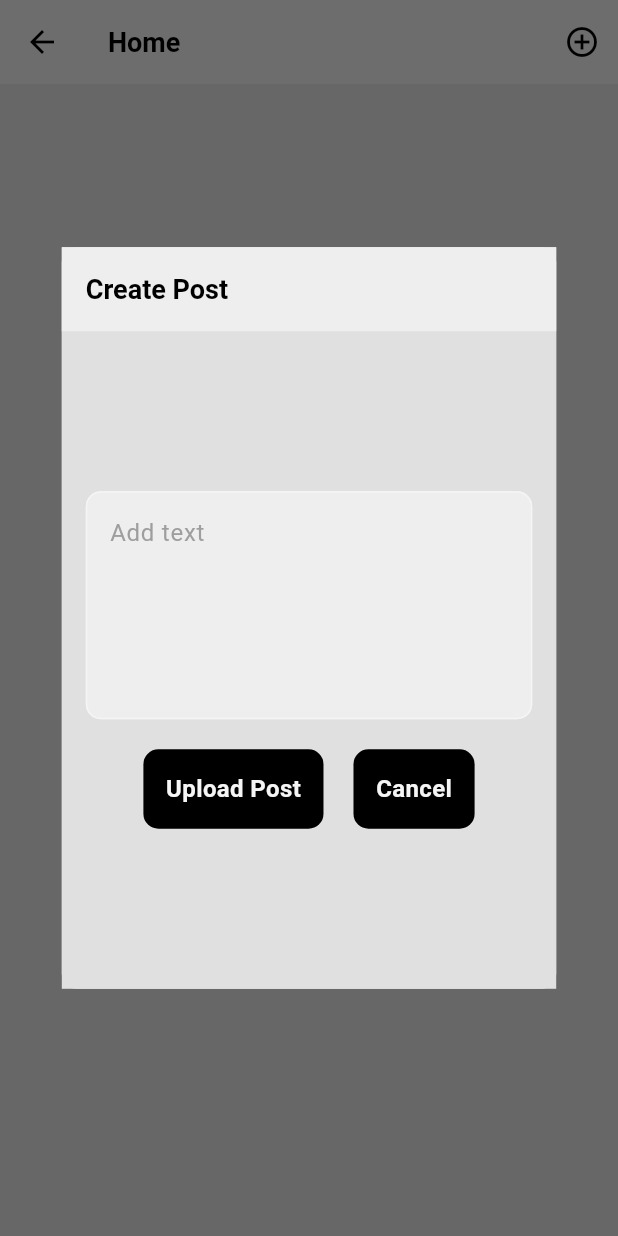
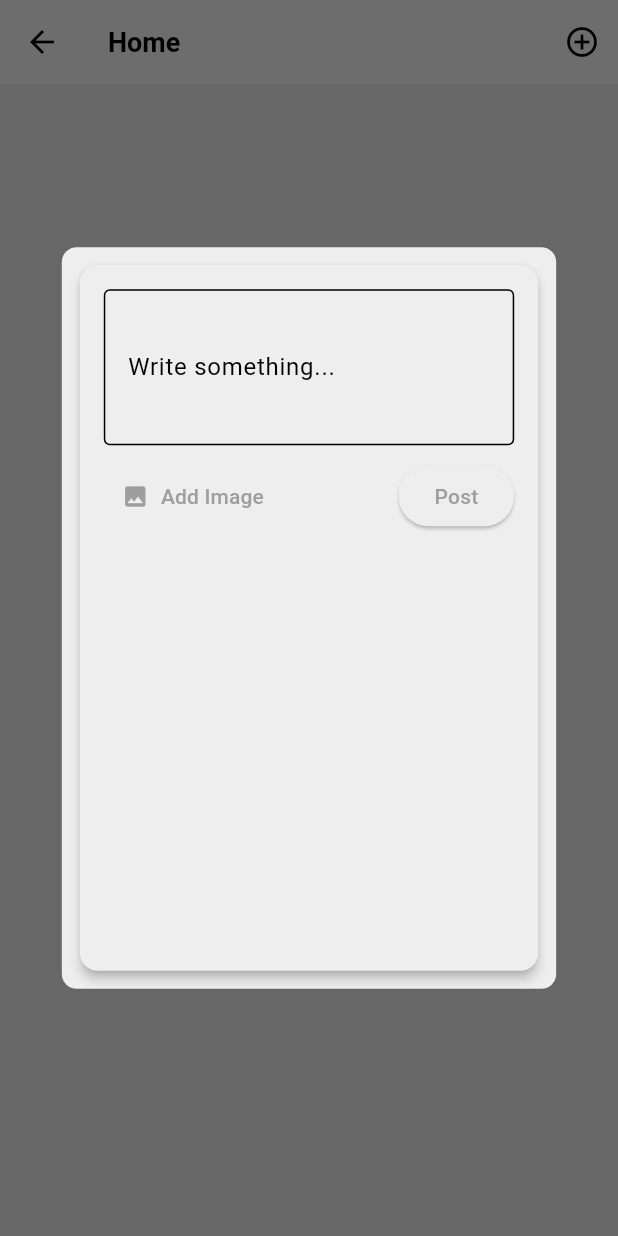
Before and after one commit to premajyothik/devgram, a Flutter app: the HomeScreen screen opened directly, after a tap on the "add circle outline" icon, on a phone screen of 412 x 824 dp. Run offline on Flutter 3.47's test engine with Material 3 defaults, Android fonts, the phone set to English and light mode, and no system bars; our stand-ins replace cached_network_image, cloud_firestore, file_picker, firebase_auth, firebase_core, firebase_storage and 1 more; accounts and stored records are empty.

Commit message:
create post with image

```diff
--- a/lib/app.dart
+++ b/lib/app.dart
@@ -6,6 +6,7 @@ import 'package:devgram/features/home/presentation/pages/root_page.dart';
 import 'package:devgram/features/post/data/firebase_post_repo.dart';
 import 'package:devgram/features/post/presentation/cubit/post_cubit.dart';
 import 'package:devgram/features/profile/data/firebase_profile_repo.dart';
+import 'package:devgram/features/profile/presentation/cubit/Profilepic_cubit.dart';
 import 'package:devgram/features/profile/presentation/cubit/profile_cubit.dart';
 import 'package:devgram/features/storage/data/firebase_storage_repo.dart';
 import 'package:devgram/themes/light_mode.dart';
@@ -28,6 +29,9 @@ class MainApp extends StatelessWidget {
         ),
         BlocProvider<ProfileCubit>(
           create: (context) => ProfileCubit(profileRepo, storageRepo),
+        ),
+        BlocProvider<ProfilePicCubit>(
+          create: (context) => ProfilePicCubit(profileRepo),
         ),
         BlocProvider<PostCubit>(create: (context) => PostCubit(postRepo)),
       ],
--- a/lib/features/post/presentation/pages/upload_post_page.dart
+++ b/lib/features/post/presentation/pages/upload_post_page.dart
@@ -1,3 +1,4 @@
+import 'dart:io';
 import 'package:devgram/features/auth/domain/entities/app_user.dart';
 import 'package:devgram/features/auth/presentation/components/custom_textfiled.dart';
 import 'package:devgram/features/auth/presentation/components/my_button.dart';
@@ -5,114 +6,131 @@ import 'package:devgram/features/auth/presentation/cubits/auth_cubit.dart';
 import 'package:devgram/features/post/domain/entities/post.dart';
 import 'package:devgram/features/post/presentation/cubit/post_cubit.dart';
 import 'package:devgram/features/post/presentation/cubit/post_states.dart';
+import 'package:devgram/utils/imgBB_uploader.dart';
+import 'package:file_picker/file_picker.dart';
 import 'package:flutter/material.dart';
 import 'package:flutter_bloc/flutter_bloc.dart';
 
 class UploadPostPage extends StatefulWidget {
-  const UploadPostPage({super.key});
+  final Function(String message, String? imageUrl) onPostCreated;
+
+  const UploadPostPage({Key? key, required this.onPostCreated})
+    : super(key: key);
 
   @override
   State<UploadPostPage> createState() => _UploadPostPageState();
 }
 
 class _UploadPostPageState extends State<UploadPostPage> {
-  final TextEditingController postController = TextEditingController();
-  AppUser? currentUser;
+  final TextEditingController _messageController = TextEditingController();
+  PlatformFile? imagePickedFile;
+  bool _isUploading = false;
 
-  @override
-  void initState() {
-    super.initState();
-    getCurrentUser();
+  Future<void> _pickImage() async {
+    final result = await FilePicker.platform.pickFiles(
+      type: FileType.image,
+      allowMultiple: false,
+    );
+    if (result != null && result.files.isNotEmpty) {
+      setState(() {
+        imagePickedFile = result.files.first;
+        print(imagePickedFile?.path.toString());
+      });
+    } else {
+      ScaffoldMessenger.of(
+        context,
+      ).showSnackBar(SnackBar(content: Text('No image selected')));
+    }
   }
 
-  void getCurrentUser() {
-    // This method should be implemented to fetch the current user
-    // For now, we will just set a dummy user
-    final authCubit = context.read<AuthCubit>();
-    currentUser = authCubit.currentUser;
-  }
+  Future<void> _submitPost() async {
+    final message = _messageController.text.trim();
 
-  @override
-  void dispose() {
-    postController.dispose();
-    super.dispose();
-  }
+    if (message.isEmpty && imagePickedFile == null) {
+      ScaffoldMessenger.of(context).showSnackBar(
+        const SnackBar(content: Text("Please enter text or pick an image.")),
+      );
+      return;
+    }
 
-  void uploadPost() {
-    final postText = postController.text;
-    if (postText.isNotEmpty && currentUser != null) {
-      // Call your post upload service here
-      final newPost = Post(
-        id: DateTime.now().microsecondsSinceEpoch.toString(),
-        userId: currentUser!.uid,
-        userName: currentUser!.name,
-        timeStamp: DateTime.now(),
-        text: postText,
-      );
-      print(newPost.userName);
-      context.read<PostCubit>().createPost(newPost);
-      // After successful upload, you can navigate back or show a success message
-    } else {
-      ScaffoldMessenger.of(context).showSnackBar(
-        SnackBar(
-          content: Text('Please enter some text for the post'),
-          backgroundColor: Colors.red,
-        ),
-      );
+    setState(() => _isUploading = true);
+
+    String? imageUrl;
+
+    if (imagePickedFile != null) {
+      final uploader = ImgBBUploader();
+      imageUrl = await uploader.uploadImageFile(imagePickedFile!.path ?? '');
     }
+
+    widget.onPostCreated(message, imageUrl);
+
+    setState(() {
+      _isUploading = false;
+      _messageController.clear();
+      imagePickedFile = null;
+    });
   }
 
   @override
   Widget build(BuildContext context) {
-    return BlocConsumer<PostCubit, PostStates>(
-      builder: (context, state) {
-        if (state is PostLoading || state is PostUploading) {
-          return Scaffold(body: Center(child: CircularProgressIndicator()));
-        }
-        // else if (state is PostError) {
-        //   return Scaffold(
-        //     appBar: AppBar(title: Text('Create Post')),
-        //     body: Center(child: Text('Error: ${state.errorMessage}')),
-        //   );
-        // }
-        return buildUploadPage();
-      },
-      listener: (context, state) {
-        if (state is PostLoaded) {
-          Navigator.pop(context);
-        }
-      },
-    );
-  }
-
-  Widget buildUploadPage() {
-    return Scaffold(
-      appBar: AppBar(
-        title: Text('Create Post'),
-        automaticallyImplyLeading: false,
-      ),
-      body: Padding(
-        padding: const EdgeInsets.all(16.0),
+    return Card(
+      elevation: 3,
+      margin: const EdgeInsets.all(12),
+      shape: RoundedRectangleBorder(borderRadius: BorderRadius.circular(12)),
+      child: Padding(
+        padding: const EdgeInsets.all(16),
         child: Column(
-          mainAxisAlignment: MainAxisAlignment.center,
           children: [
-            CustomTextField(
-              controller: postController,
-              hintText: "Add text",
-              obscureText: false,
-              numberOflines: 5,
+            TextField(
+              controller: _messageController,
+              maxLines: 3,
+              decoration: const InputDecoration(
+                labelText: "Write something...",
+                border: OutlineInputBorder(),
+              ),
             ),
-            SizedBox(height: 20),
+            const SizedBox(height: 10),
+            if (imagePickedFile != null)
+              Stack(
+                children: [
+                  ClipRRect(
+                    borderRadius: BorderRadius.circular(10),
+                    child: Image.file(
+                      File(imagePickedFile!.path!),
+                      width: double.infinity,
+                      height: 180,
+                      fit: BoxFit.cover,
+                    ),
+                  ),
+                  Positioned(
+                    top: 4,
+                    right: 4,
+                    child: IconButton(
+                      icon: const Icon(Icons.close, color: Colors.white),
+                      onPressed: () {
+                        setState(() => imagePickedFile = null);
+                      },
+                    ),
+                  ),
+                ],
+              ),
             Row(
-              spacing: 20,
-              mainAxisAlignment: MainAxisAlignment.center,
+              mainAxisAlignment: MainAxisAlignment.spaceBetween,
               children: [
-                MyButton(onTap: uploadPost, text: 'Upload Post'),
-                MyButton(
-                  onTap: () {
-                    Navigator.pop(context);
-                  },
-                  text: 'Cancel',
+                TextButton.icon(
+                  onPressed: _pickImage,
+                  icon: const Icon(Icons.image),
+                  label: const Text("Add Image"),
+                ),
+                ElevatedButton(
+                  onPressed: _isUploading ? null : _submitPost,
+                  child: _isUploading
+                      ? const SizedBox(
+                          width: 16,
+                          height: 16,
+                          child: CircularProgressIndicator(strokeWidth: 2),
+                        )
+                      : const Text("Post"),
                 ),
               ],
             ),
--- a/lib/features/profile/domain/repo/profile_repo.dart
+++ b/lib/features/profile/domain/repo/profile_repo.dart
@@ -3,4 +3,5 @@ import 'package:devgram/features/profile/domain/entities/profile_user.dart';
 abstract class ProfileRepo {
   Future<ProfileUser?> fetchUserProfile(String userId);
   Future<void> updateProfile(ProfileUser updateProfile);
+  Future<String?> fetchUserProfilePic(String userId);
 }
--- /dev/null
+++ b/lib/features/profile/presentation/cubit/Profilepic_cubit.dart
@@ -0,0 +1,21 @@
+import 'package:devgram/features/profile/domain/repo/profile_repo.dart';
+import 'package:devgram/features/profile/presentation/cubit/profile_state.dart';
+import 'package:flutter/foundation.dart';
+import 'package:flutter_bloc/flutter_bloc.dart';
+
+class ProfilePicCubit extends Cubit<ProfileState> {
+  final ProfileRepo repo;
+
+  ProfilePicCubit(this.repo) : super(ProfileImageLoading());
+
+  Future<void> fetchUserProfilePic(String userId) async {
+    try {
+      final profilePic = await repo.fetchUserProfilePic(userId);
+      if (profilePic != null) {
+        emit(ProfileImageLoaded(userId, profilePic));
+      }
+    } catch (error) {
+      print(error.toString());
+    }
+  }
+}
--- a/lib/features/profile/presentation/cubit/profile_state.dart
+++ b/lib/features/profile/presentation/cubit/profile_state.dart
@@ -11,6 +11,14 @@ class ProfileLoaded extends ProfileState {
   ProfileLoaded(this.profileUser);
 }
 
+class ProfileImageLoaded extends ProfileState {
+  final String userId;
+  final String profilePic;
+  ProfileImageLoaded(this.userId, this.profilePic);
+}
+
+class ProfileImageLoading extends ProfileState {}
+
 class ProfileError extends ProfileState {
   final String errorMessage;
   ProfileError(this.errorMessage);
--- a/lib/features/storage/domain/repo/storage_repo.dart
+++ b/lib/features/storage/domain/repo/storage_repo.dart
@@ -1,3 +1,7 @@
 abstract class StorageRepo {
-  Future<String> uploadImageFromMobile(String filePath, String fileName);
+  Future<String> uploadImageFromMobile(
+    String filePath,
+    String fileName,
+    String userId,
+  );
 }
--- a/pubspec.yaml
+++ b/pubspec.yaml
@@ -18,6 +18,11 @@ dependencies:
   file_picker: ^10.2.1
   cached_network_image: ^3.4.1
   intl: ^0.20.2
+<<<<<<< HEAD
+=======
+  http: ^1.4.0
+  path: ^1.9.1
+>>>>>>> ff6d37f (create post with image)
 
 dev_dependencies:
   flutter_test:
```
Also changed, not shown: lib/features/auth/data/firebase_auth_repo.dart (+9 -2 lines), lib/features/home/presentation/pages/home_page.dart (+17 -1 lines), lib/features/post/presentation/pages/post_tile.dart (+52 -26 lines), lib/features/profile/data/firebase_profile_repo.dart (+21 -0 lines), lib/features/profile/presentation/components/profile_avatar.dart (added, +51 -0 lines), lib/features/profile/presentation/cubit/profile_cubit.dart (+17 -6 lines), lib/features/profile/presentation/pages/edit_profile_page.dart (+26 -16 lines), lib/features/profile/presentation/pages/profile_page.dart (+6 -16 lines), lib/features/storage/data/firebase_storage_repo.dart (+12 -4 lines), lib/utils/imgBB_uploader.dart (added, +37 -0 lines), pubspec.lock, 1 other file.
